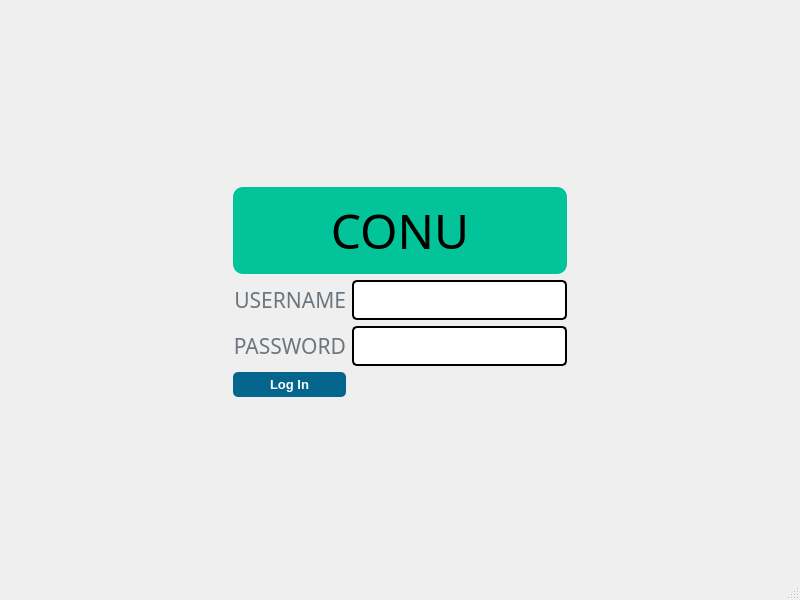
Soapey/PyConu, file conu/ui/ui_files/MainWindow.ui: the form before one commit.
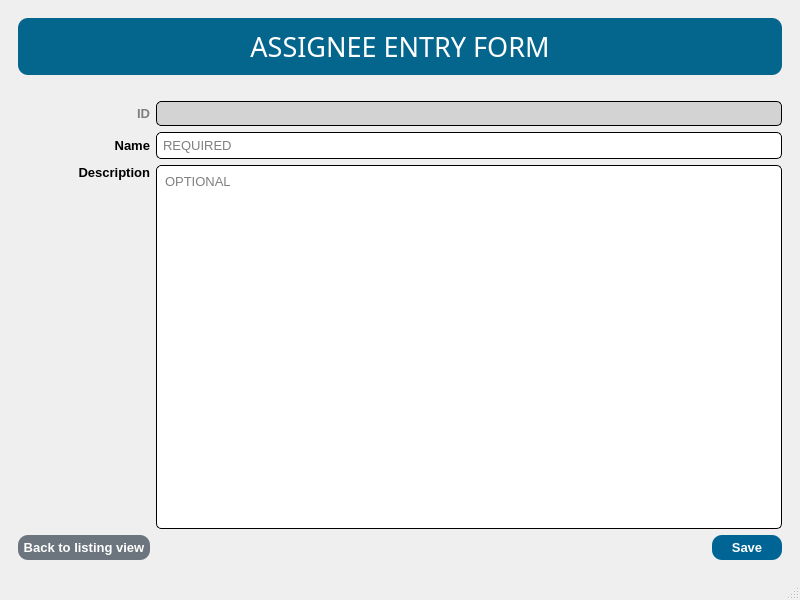
The form after the commit. The open tabs and pages were chosen to show the change.

What changed in the file:
```diff
--- a/conu/ui/ui_files/MainWindow.ui
+++ b/conu/ui/ui_files/MainWindow.ui
@@ -32,17 +32,24 @@
          <widget class="QLineEdit" name="login_txtPassword">
           <property name="font">
            <font>
-            <family>Consolas</family>
+            <family>Arial</family>
             <pointsize>14</pointsize>
            </font>
           </property>
           <property name="styleSheet">
-           <string notr="true">background-color: white;
-border-style: inset;
-border-width: 2px;
-border-radius: 5px;
-border-color: black;
-padding: 6px;</string>
+           <string notr="true">QLineEdit {
+	background-color: white;
+	border-style: inset;
+	border-width: 1px;
+	border-radius: 5px;
+	border-color: black;
+	padding: 6px;
+}
+
+QLineEdit:focus {
+	border-width: 2px;
+	border-color: #028090;
+}</string>
           </property>
           <property name="echoMode">
            <enum>QLineEdit::Password</enum>
@@ -53,17 +60,24 @@
          <widget class="QLineEdit" name="logic_txtUsername">
           <property name="font">
            <font>
-            <family>Consolas</family>
+            <family>Arial</family>
             <pointsize>14</pointsize>
            </font>
           </property>
           <property name="styleSheet">
-           <string notr="true">background-color: white;
-border-style: inset;
-border-width: 2px;
-border-radius: 5px;
-border-color: black;
-padding: 6px;</string>
+           <string notr="true">QLineEdit {
+	background-color: white;
+	border-style: inset;
+	border-width: 1px;
+	border-radius: 5px;
+	border-color: black;
+	padding: 6px;
+}
+
+QLineEdit:focus {
+	border-width: 2px;
+	border-color: #028090;
+}</string>
           </property>
           <property name="echoMode">
            <enum>QLineEdit::Normal</enum>
@@ -81,7 +95,9 @@
            </font>
           </property>
           <property name="styleSheet">
-           <string notr="true">color: #6c757d;</string>
+           <string notr="true">QLabel {
+	color: #6c757d;
+}</string>
           </property>
           <property name="text">
            <string>USERNAME</string>
@@ -128,7 +144,9 @@
            </font>
           </property>
           <property name="styleSheet">
-           <string notr="true">color: #6c757d;</string>
+           <string notr="true">QLabel {
+	color: #6c757d;
+}</string>
           </property>
           <property name="text">
            <string>PASSWORD</string>
@@ -226,7 +244,449 @@
         </item>
        </layout>
       </widget>
-      <widget class="QWidget" name="page_2"/>
+      <widget class="QWidget" name="page_assignee_listingview">
+       <layout class="QGridLayout" name="gridLayout_3">
+        <item row="3" column="0" colspan="3">
+         <widget class="QTableWidget" name="assignee_listingview_tblAssignee">
+          <property name="focusPolicy">
+           <enum>Qt::ClickFocus</enum>
+          </property>
+          <property name="styleSheet">
+           <string notr="true">QTableWidget {
+	background-color: white;
+	border-style: inset;
+	border-width: 1px;
+	border-radius: 5px;
+	border-color: black;
+	padding: 4px;
+}
+
+QTableWidget:focus {
+	border-width: 2px;
+	border-color: #028090;
+}</string>
+          </property>
+         </widget>
+        </item>
+        <item row="0" column="0" colspan="3">
+         <widget class="QLabel" name="label_4">
+          <property name="font">
+           <font>
+            <family>Impact</family>
+            <pointsize>20</pointsize>
+           </font>
+          </property>
+          <property name="styleSheet">
+           <string notr="true">QLabel {
+	color: white;
+    background-color: #05668d;
+    border-style: outset;
+    border-radius: 10px;
+    padding: 10px;
+	margin: 0px 0px 20px 0px;
+}</string>
+          </property>
+          <property name="text">
+           <string>ASSIGNEES</string>
+          </property>
+          <property name="alignment">
+           <set>Qt::AlignCenter</set>
+          </property>
+         </widget>
+        </item>
+        <item row="1" column="0">
+         <widget class="QPushButton" name="assignee_listingview_btnNew">
+          <property name="font">
+           <font>
+            <family>Arial</family>
+            <pointsize>10</pointsize>
+            <weight>75</weight>
+            <bold>true</bold>
+           </font>
+          </property>
+          <property name="cursor">
+           <cursorShape>PointingHandCursor</cursorShape>
+          </property>
+          <property name="focusPolicy">
+           <enum>Qt::NoFocus</enum>
+          </property>
+          <property name="styleSheet">
+           <string notr="true">QPushButton {
+	color: white;
+    background-color: #0db39e;
+    border-style: outset;
+    border-radius: 10px;
+    padding: 5px;
+}
+
+QPushButton:hover {
+	    background-color: #16db93;
+}</string>
+          </property>
+          <property name="text">
+           <string>New</string>
+          </property>
+         </widget>
+        </item>
+        <item row="1" column="2">
+         <widget class="QPushButton" name="assignee_listingview_btnDelete">
+          <property name="font">
+           <font>
+            <family>Arial</family>
+            <pointsize>10</pointsize>
+            <weight>75</weight>
+            <bold>true</bold>
+           </font>
+          </property>
+          <property name="cursor">
+           <cursorShape>PointingHandCursor</cursorShape>
+          </property>
+          <property name="focusPolicy">
+           <enum>Qt::NoFocus</enum>
+          </property>
+          <property name="styleSheet">
+           <string notr="true">QPushButton {
+	color: white;
+    background-color: #f94144;
+    border-style: outset;
+    border-radius: 10px;
+    padding: 5px;
+}
+
+QPushButton:hover {
+	    background-color: #ff595e;
+}</string>
+          </property>
+          <property name="text">
+           <string>Delete</string>
+          </property>
+         </widget>
+        </item>
+        <item row="2" column="0" colspan="3">
+         <widget class="QLineEdit" name="assignee_listingview_txtSearch">
+          <property name="font">
+           <font>
+            <family>Arial</family>
+            <pointsize>12</pointsize>
+           </font>
+          </property>
+          <property name="styleSheet">
+           <string notr="true">QLineEdit {
+	background-color: white;
+	border-style: inset;
+	border-width: 1px;
+	border-radius: 5px;
+	border-color: black;
+	padding: 4px;
+}
+
+QLineEdit:focus {
+	border-width: 2px;
+	border-color: #028090;
+}</string>
+          </property>
+          <property name="placeholderText">
+           <string>Search</string>
+          </property>
+          <property name="clearButtonEnabled">
+           <bool>true</bool>
+          </property>
+         </widget>
+        </item>
+        <item row="1" column="1">
+         <widget class="QPushButton" name="assignee_listingview_btnEdit">
+          <property name="font">
+           <font>
+            <family>Arial</family>
+            <pointsize>10</pointsize>
+            <weight>75</weight>
+            <bold>true</bold>
+           </font>
+          </property>
+          <property name="cursor">
+           <cursorShape>PointingHandCursor</cursorShape>
+          </property>
+          <property name="focusPolicy">
+           <enum>Qt::NoFocus</enum>
+          </property>
+          <property name="styleSheet">
+           <string notr="true">QPushButton {
+	color: white;
+    background-color: #f8961e;
+    border-style: outset;
+    border-radius: 10px;
+    padding: 5px;
+}
+
+QPushButton:hover {
+	    background-color: #f9c74f;
+}</string>
+          </property>
+          <property name="text">
+           <string>Edit</string>
+          </property>
+         </widget>
+        </item>
+       </layout>
+      </widget>
+      <widget class="QWidget" name="page_assignee_entryform">
+       <layout class="QGridLayout" name="gridLayout_4">
+        <item row="4" column="2">
+         <widget class="QPushButton" name="assignee_entryform_btnSave">
+          <property name="font">
+           <font>
+            <family>Arial</family>
+            <pointsize>10</pointsize>
+            <weight>75</weight>
+            <bold>true</bold>
+           </font>
+          </property>
+          <property name="cursor">
+           <cursorShape>PointingHandCursor</cursorShape>
+          </property>
+          <property name="focusPolicy">
+           <enum>Qt::NoFocus</enum>
+          </property>
+          <property name="styleSheet">
+           <string notr="true">QPushButton {
+	width: 60px;
+	color: white;
+    background-color: #006494;
+    border-style: outset;
+    border-radius: 10px;
+    padding: 5px;
+}
+
+QPushButton:hover {
+	    background-color: #0582ca;
+}</string>
+          </property>
+          <property name="text">
+           <string>Save</string>
+          </property>
+         </widget>
+        </item>
+        <item row="4" column="1">
+         <spacer name="horizontalSpacer_3">
+          <property name="orientation">
+           <enum>Qt::Horizontal</enum>
+          </property>
+          <property name="sizeHint" stdset="0">
+           <size>
+            <width>40</width>
+            <height>20</height>
+           </size>
+          </property>
+         </spacer>
+        </item>
+        <item row="3" column="0">
+         <widget class="QLabel" name="label_7">
+          <property name="font">
+           <font>
+            <family>Arial</family>
+            <pointsize>10</pointsize>
+            <weight>75</weight>
+            <bold>true</bold>
+           </font>
+          </property>
+          <property name="text">
+           <string>Description</string>
+          </property>
+          <property name="alignment">
+           <set>Qt::AlignRight|Qt::AlignTop|Qt::AlignTrailing</set>
+          </property>
+         </widget>
+        </item>
+        <item row="3" column="1" colspan="2">
+         <widget class="QTextEdit" name="assignee_entryform_txtDescription">
+          <property name="font">
+           <font>
+            <family>Arial</family>
+            <pointsize>10</pointsize>
+           </font>
+          </property>
+          <property name="styleSheet">
+           <string notr="true">QTextEdit {
+	background-color: white;
+	border-style: inset;
+	border-width: 1px;
+	border-radius: 5px;
+	border-color: black;
+	padding: 4px;
+}
+
+QTextEdit:focus {
+	border-width: 2px;
+	border-color: #028090;
+}
+</string>
+          </property>
+          <property name="documentTitle">
+           <string/>
+          </property>
+          <property name="placeholderText">
+           <string>OPTIONAL</string>
+          </property>
+         </widget>
+        </item>
+        <item row="2" column="1" colspan="2">
+         <widget class="QLineEdit" name="assignee_entryform_txtName">
+          <property name="font">
+           <font>
+            <family>Arial</family>
+            <pointsize>10</pointsize>
+           </font>
+          </property>
+          <property name="styleSheet">
+           <string notr="true">QLineEdit {
+	background-color: white;
+	border-style: inset;
+	border-width: 1px;
+	border-radius: 5px;
+	border-color: black;
+	padding: 4px;
+}
+
+QLineEdit:focus {
+	border-width: 2px;
+	border-color: #028090;
+}
+</string>
+          </property>
+          <property name="placeholderText">
+           <string>REQUIRED</string>
+          </property>
+          <property name="clearButtonEnabled">
+           <bool>true</bool>
+          </property>
+         </widget>
+        </item>
+        <item row="4" column="0">
+         <widget class="QPushButton" name="assignee_entryform_btnBack">
+          <property name="font">
+           <font>
+            <family>Arial</family>
+            <pointsize>10</pointsize>
+            <weight>75</weight>
+            <bold>true</bold>
+           </font>
+          </property>
+          <property name="cursor">
+           <cursorShape>PointingHandCursor</cursorShape>
+          </property>
+          <property name="focusPolicy">
+           <enum>Qt::NoFocus</enum>
+          </property>
+          <property name="styleSheet">
+           <string notr="true">QPushButton {
+	color: white;
+    background-color: #6c757d;
+    border-style: outset;
+    border-radius: 10px;
+    padding: 5px;
+}
+
+QPushButton:hover {
+	    background-color: #adb5bd;
+}</string>
+          </property>
+          <property name="text">
+           <string>Back to listing view</string>
+          </property>
+         </widget>
+        </item>
+        <item row="2" column="0">
+         <widget class="QLabel" name="label_6">
+          <property name="font">
+           <font>
+            <family>Arial</family>
+            <pointsize>10</pointsize>
+            <weight>75</weight>
+            <bold>true</bold>
+           </font>
+          </property>
+          <property name="text">
+           <string>Name</string>
+          </property>
+          <property name="alignment">
+           <set>Qt::AlignRight|Qt::AlignTrailing|Qt::AlignVCenter</set>
+          </property>
+         </widget>
+        </item>
+        <item row="0" column="0" colspan="3">
+         <widget class="QLabel" name="label_5">
+          <property name="font">
+           <font>
+            <family>Impact</family>
+            <pointsize>20</pointsize>
+           </font>
+          </property>
+          <property name="styleSheet">
+           <string notr="true">QLabel {
+	color: white;
+    background-color: #05668d;
+    border-style: outset;
+    border-radius: 10px;
+    padding: 10px;
+	margin: 0px 0px 20px 0px;
+}</string>
+          </property>
+          <property name="text">
+           <string>ASSIGNEE ENTRY FORM</string>
+          </property>
+          <property name="alignment">
+           <set>Qt::AlignCenter</set>
+          </property>
+         </widget>
+        </item>
+        <item row="1" column="0">
+         <widget class="QLabel" name="label_8">
+          <property name="font">
+           <font>
+            <family>Arial</family>
+            <pointsize>10</pointsize>
+            <weight>75</weight>
+            <bold>true</bold>
+           </font>
+          </property>
+          <property name="styleSheet">
+           <string notr="true">QLabel {
+	color: grey;
+}</string>
+          </property>
+          <property name="text">
+           <string>ID</string>
+          </property>
+          <property name="alignment">
+           <set>Qt::AlignRight|Qt::AlignTrailing|Qt::AlignVCenter</set>
+          </property>
+         </widget>
+        </item>
+        <item row="1" column="1" colspan="2">
+         <widget class="QLabel" name="assignee_entryform_lblId">
+          <property name="font">
+           <font>
+            <family>Arial</family>
+            <pointsize>10</pointsize>
+           </font>
+          </property>
+          <property name="styleSheet">
+           <string notr="true">QLabel {
+	background-color: lightgrey;
+	border-style: inset;
+	border-width: 1px;
+	border-radius: 5px;
+	border-color: black;
+	padding: 4px;
+}</string>
+          </property>
+          <property name="text">
+           <string/>
+          </property>
+         </widget>
+        </item>
+       </layout>
+      </widget>
      </widget>
     </item>
    </layout>
```
Left out of the diff: 7 changed lines with no effect on the pictures.
